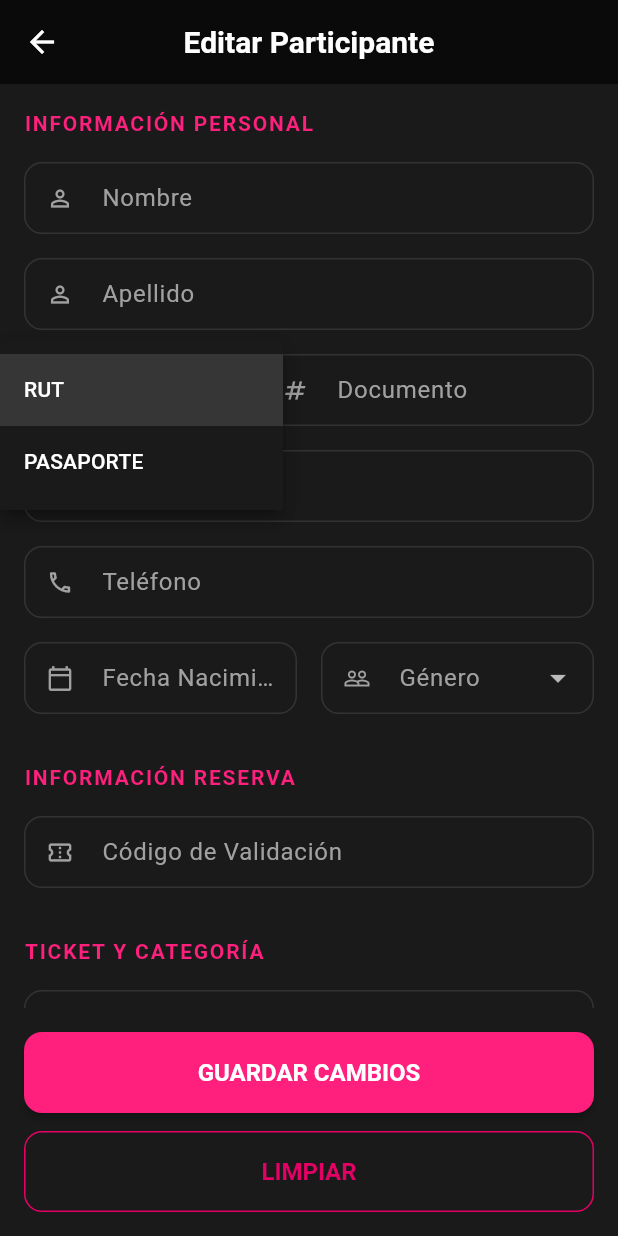
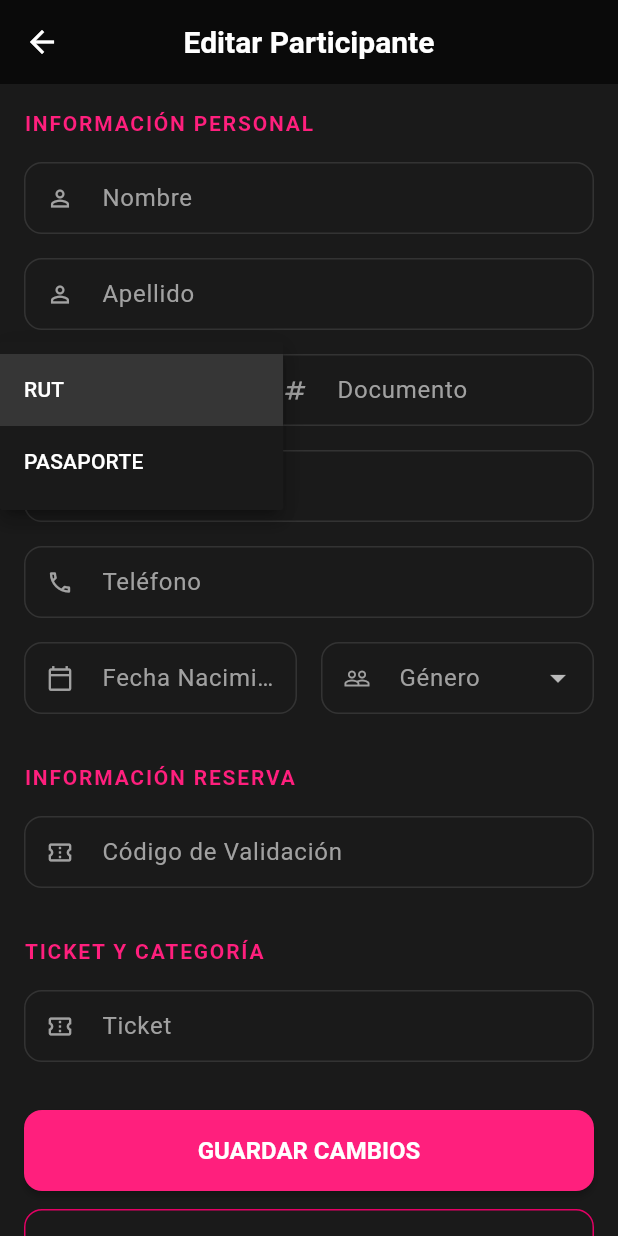
Before and after one commit to mickyys/tocketicket-app, a Flutter app: the EditParticipantPage screen opened directly with empty values, after a tap on "RUT", on a phone screen of 412 x 824 dp. Run offline on Flutter 3.47's test engine with Material 3 defaults, Android fonts, the phone set to English and light mode, and no system bars; our stand-ins replace audioplayers, bloc, connectivity_plus, dartz, dio, equatable and 10 more; missing offline and left inert: mobile_scanner; accounts and stored records are empty; network calls fail.

```diff
--- a/lib/features/events/presentation/pages/edit_participant_page.dart
+++ b/lib/features/events/presentation/pages/edit_participant_page.dart
@@ -130,24 +130,13 @@ class _EditParticipantPageState extends State<EditParticipantPage> {
       return;
     }
 
-    final filtered = _allCategories.where((cat) {
-      final categoryGenders = cat['genders'];
-      if (categoryGenders is List) {
-        final genderValid = categoryGenders.any((g) => g.toString().toLowerCase() == _selectedGender?.toLowerCase());
-        if (!genderValid) return false;
-      }
-
-      final categorizationType = cat['categorizationType'] ?? 'age';
-      final from = cat['from'] ?? 0;
-      final to = cat['to'] ?? 999;
-
-      final age = CategoryUtils.calculateAge(birthDate, widget.event.startDate);
-      if (categorizationType == 'age' && age != null) {
-        return age >= from && age <= to;
-      }
-
-      return true;
-    }).toList();
+    final filtered = CategoryUtils.getFilteredCategories(
+      ticketId: _selectedTicketId,
+      gender: _selectedGender,
+      birthDate: birthDate,
+      allCategories: _allCategories,
+      eventStartDate: widget.event.startDate,
+    );
 
     AppLogger.info('[EditParticipant] Categorías filtradas: ${filtered.length}');
 
@@ -345,11 +334,13 @@ class _EditParticipantPageState extends State<EditParticipantPage> {
         ),
         body: _isLoadingData
             ? const Center(child: CircularProgressIndicator())
-            : Column(
-                children: [
-                  Expanded(
-                    child: SingleChildScrollView(
-                      padding: const EdgeInsets.all(AppConstants.padding),
+            : SingleChildScrollView(
+                padding: EdgeInsets.only(
+                  top: AppConstants.padding,
+                  left: AppConstants.padding,
+                  right: AppConstants.padding,
+                  bottom: AppConstants.padding + MediaQuery.of(context).padding.bottom,
+                ),
                 child: Form(
                   key: _formKey,
                   child: Column(
@@ -474,14 +465,8 @@ class _EditParticipantPageState extends State<EditParticipantPage> {
                                     : null,
                               ),
                             ],
-                          ],
-                        ),
-                      ),
-                    ),
-                  ),
-                  Padding(
-                    padding: const EdgeInsets.all(AppConstants.padding),
-                    child: BlocBuilder<ParticipantBloc, ParticipantState>(
+                            const SizedBox(height: 32),
+                            BlocBuilder<ParticipantBloc, ParticipantState>(
                               builder: (context, state) {
                                 final isLoading = state is ChangeParticipantLoading;
                                 return Column(
@@ -519,8 +504,9 @@ class _EditParticipantPageState extends State<EditParticipantPage> {
                                 );
                               },
                             ),
+                          ],
                         ),
-                ],
+                      ),
                 ),
       ),
     );
--- a/lib/features/events/presentation/pages/participant_search_edit_page.dart
+++ b/lib/features/events/presentation/pages/participant_search_edit_page.dart
@@ -38,6 +38,7 @@ class _ParticipantSearchEditPageState extends State<ParticipantSearchEditPage> {
   }
 
   Future<void> _search() async {
+    _documentFocusNode.unfocus();
     final rawValue = _documentController.text.trim();
     final cleanedDocument =
         _documentType == 'rut'
--- a/lib/features/search/presentation/pages/rut_ticket_search_page.dart
+++ b/lib/features/search/presentation/pages/rut_ticket_search_page.dart
@@ -39,6 +39,7 @@ class _RutTicketSearchPageState extends State<RutTicketSearchPage> {
   }
 
   Future<void> _search() async {
+    _documentFocusNode.unfocus();
     final rawValue = _documentController.text.trim();
     final cleanedDocument =
         _documentType == 'rut'
```
Also changed, not shown: 1 other file. Lines whose indentation alone changed are shown as unchanged.
